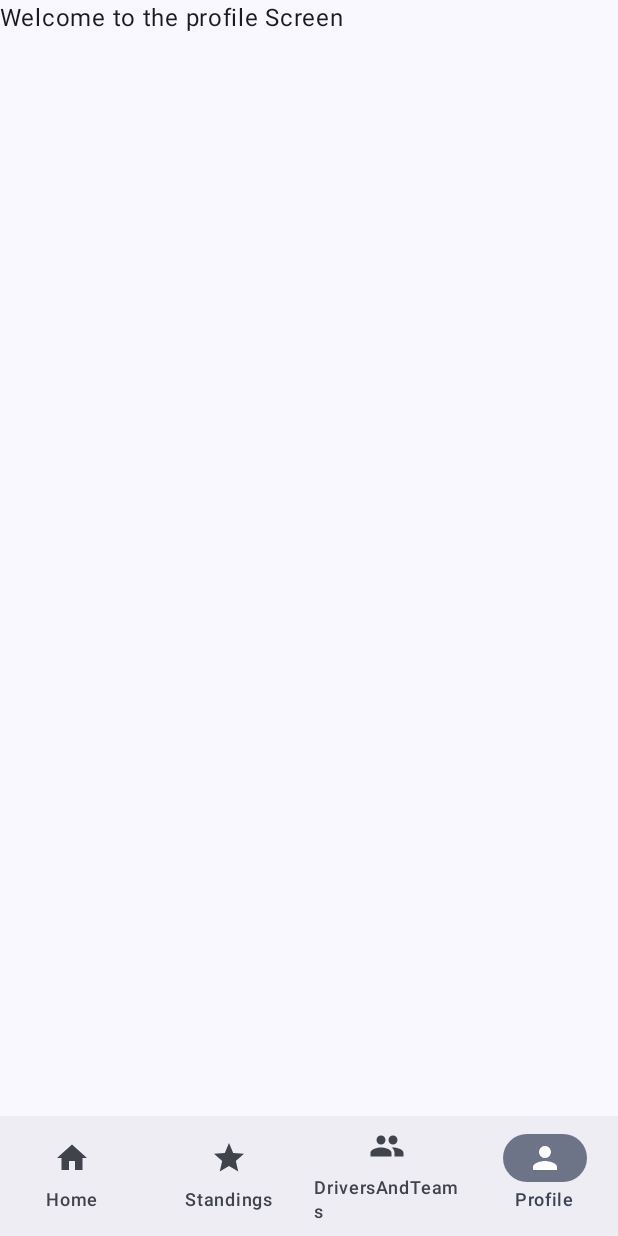
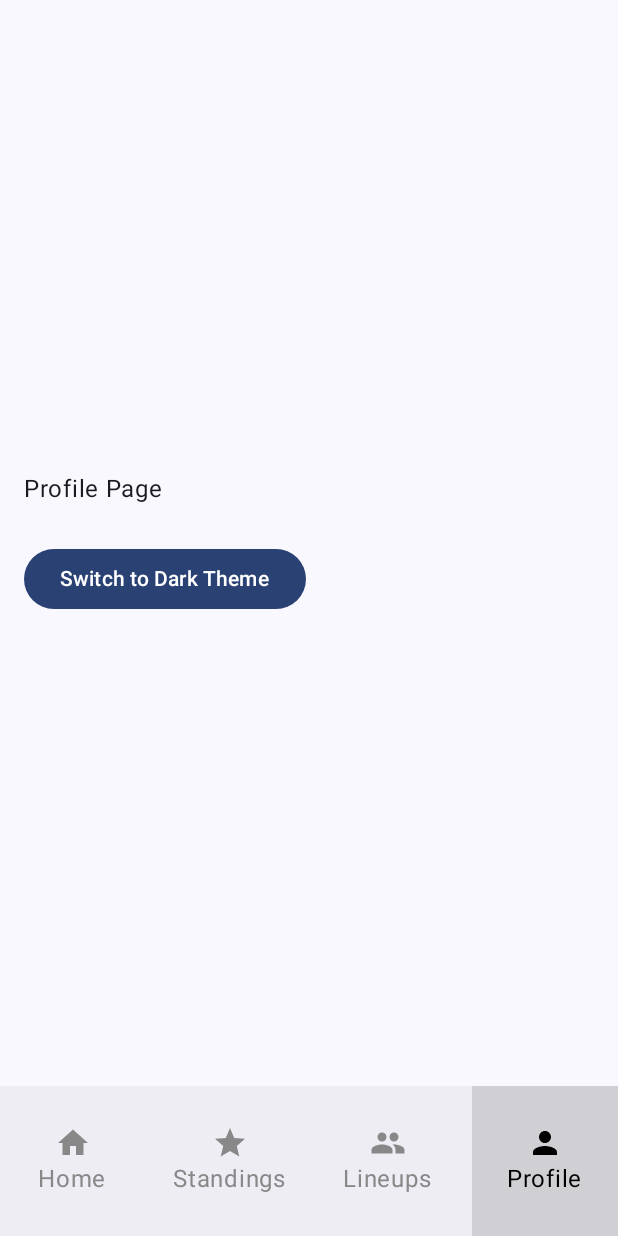
Before and after one commit to D14m0nDS/F1MobileApp, an Android app built with Jetpack Compose: the ProfileScreen screen opened through its navigation route, on a phone screen of 412 x 824 dp. Run offline under Robolectric (Android 15) with nearby library versions, the phone set to English and light mode, and no system bars.

```diff
--- a/app/build.gradle.kts
+++ b/app/build.gradle.kts
@@ -59,7 +59,6 @@ dependencies {
     implementation(libs.androidx.activity.compose)
     implementation(platform(libs.androidx.compose.bom))
     implementation(libs.androidx.material.icons.extended)
-
     implementation(libs.androidx.ui)
     implementation(libs.retrofit)
     implementation(libs.converter.gson)
--- a/app/src/main/java/com/antoan/f1app/MainActivity.kt
+++ b/app/src/main/java/com/antoan/f1app/MainActivity.kt
@@ -7,19 +7,29 @@ import androidx.compose.foundation.layout.fillMaxSize
 import androidx.compose.material3.MaterialTheme
 import androidx.compose.material3.Surface
 import androidx.compose.ui.Modifier
+import androidx.core.view.WindowCompat
+import androidx.lifecycle.viewmodel.compose.viewModel
 import com.antoan.f1app.navigation.AppNavigation
 import com.antoan.f1app.ui.theme.F1AppTheme
+import com.antoan.f1app.ui.viewmodels.ThemeViewModel
 
 class MainActivity : ComponentActivity() {
     override fun onCreate(savedInstanceState: Bundle?) {
         super.onCreate(savedInstanceState)
+
+
+        WindowCompat.setDecorFitsSystemWindows(window, false)
+
         setContent {
-            F1AppTheme {
+            val themeViewModel: ThemeViewModel = viewModel()
+            F1AppTheme(
+                darkTheme = themeViewModel.isDarkTheme.value
+            ) {
                 Surface (
                     modifier = Modifier.fillMaxSize(),
                     color = MaterialTheme.colorScheme.background
                 ) {
-                    AppNavigation()
+                    AppNavigation(themeViewModel = themeViewModel)
                 }
             }
         }
--- a/app/src/main/java/com/antoan/f1app/navigation/AppNavigation.kt
+++ b/app/src/main/java/com/antoan/f1app/navigation/AppNavigation.kt
@@ -1,5 +1,7 @@
 package com.antoan.f1app.navigation
 
+import androidx.compose.foundation.layout.Box
+import androidx.compose.foundation.layout.fillMaxSize
 import androidx.compose.foundation.layout.padding
 import androidx.compose.material3.Scaffold
 import androidx.compose.runtime.Composable
@@ -22,13 +24,18 @@ import com.antoan.f1app.ui.screens.StandingsScreen
 import com.antoan.f1app.ui.viewmodels.ConstructorScreenViewModel
 import com.antoan.f1app.ui.viewmodels.DriverScreenViewModel
 import com.antoan.f1app.ui.viewmodels.LoginViewModel
+import com.antoan.f1app.ui.viewmodels.ThemeViewModel
 
-
+// App navigation through all screens
 @Composable
 fun AppNavigation(
     modifier: Modifier = Modifier,
     navController: NavHostController = rememberNavController(),
+    themeViewModel: ThemeViewModel,
     loginViewModel: LoginViewModel = viewModel(factory = LoginViewModel.Factory),
+) {
+    Box(
+        modifier = Modifier.fillMaxSize()
     ) {
         val isLoggedIn = loginViewModel.isLoggedIn()
         val startDestination = if (isLoggedIn) Destinations.Home.route else Destinations.Login.route
@@ -43,6 +50,7 @@ fun AppNavigation(
                 startDestination = startDestination,
                 modifier = modifier.padding(paddingValues)
             ) {
+                // Login screen
                 composable(route = Destinations.Login.route) {
                     LoginScreen(onLoginSuccess = {
                         navController.navigate(Destinations.Home.route) {
@@ -50,7 +58,11 @@ fun AppNavigation(
                         }
                     })
                 }
+
+                // Home Screen
                 composable(route = Destinations.Home.route) { HomeScreen() }
+
+                // Drivers and constructors list
                 composable(route = BottomNavDestinations.DriversAndTeams.route) {
                     DriversAndTeamsScreen(onNavigateToDrivers = {
                         navController.navigate(Destinations.Drivers.route)
@@ -58,19 +70,35 @@ fun AppNavigation(
                         navController.navigate(Destinations.Constructors.route)
                     })
                 }
+
+                // Current standings in the season
                 composable(route = Destinations.Standings.route) { StandingsScreen() }
+
+                // Driver info
                 composable(route = Destinations.Driver.route) { backStackEntry ->
                     val driverId = backStackEntry.arguments?.getString("id") ?: "Null"
                     val viewModel: DriverScreenViewModel = viewModel()
                     DriverScreen(viewModel = viewModel,driverId = driverId)
                 }
+
+                // Constructor info
                 composable(route = Destinations.Constructor.route) { backStackEntry ->
                     val constructorId = backStackEntry.arguments?.getString("id") ?: "Null"
                     val viewModel: ConstructorScreenViewModel = viewModel()
                     ConstructorScreen(viewModel = viewModel,constructorId = constructorId)
                 }
-            composable(route = Destinations.Profile.route) { ProfileScreen()}
+
+                // User profile
+                composable(route = BottomNavDestinations.Profile.route) { ProfileScreen(themeViewModel)}
+
+                // All drivers list, redirected from DriversAndTeamsScreen()
+                composable(route = Destinations.Drivers.route) { AllDriversScreen() }
+
+                // All constructors list, redirected from DriversAndTeamsScreen()
+                composable(route = Destinations.Constructors.route) { AllConstructorsScreen() }
             }
 
         }
     }
+
+}
--- a/app/src/main/java/com/antoan/f1app/navigation/BottomNavDestinations.kt
+++ b/app/src/main/java/com/antoan/f1app/navigation/BottomNavDestinations.kt
@@ -10,6 +10,6 @@ import androidx.compose.material.icons.filled.Group
 enum class BottomNavDestinations(val route: String, val label: String, val icon: ImageVector) {
     Home("home", "Home", Icons.Default.Home),
     Standings("standings", "Standings", Icons.Default.Star),
-    DriversAndTeams("drivers_and_teams", "Teams", Icons.Default.Group),
+    DriversAndTeams("drivers_and_teams", "Lineups", Icons.Default.Group),
     Profile("profile", "Profile", Icons.Default.Person)
 }
--- a/app/src/main/java/com/antoan/f1app/navigation/Destinations.kt
+++ b/app/src/main/java/com/antoan/f1app/navigation/Destinations.kt
@@ -7,6 +7,5 @@ enum class Destinations(val route: String){
     Drivers("drivers"),
     Driver("drivers/{id}"),
     Constructors("constructors"),
-    Constructor("constructors/{id}"),
-    Profile("profile")
+    Constructor("constructors/{id}")
 }
--- a/app/src/main/java/com/antoan/f1app/ui/components/BottomNavBar.kt
+++ b/app/src/main/java/com/antoan/f1app/ui/components/BottomNavBar.kt
@@ -1,5 +1,13 @@
 package com.antoan.f1app.ui.components
 
+import androidx.compose.foundation.background
+import androidx.compose.foundation.clickable
+import androidx.compose.foundation.layout.Box
+import androidx.compose.foundation.layout.Column
+import androidx.compose.foundation.layout.fillMaxHeight
+import androidx.compose.foundation.layout.fillMaxSize
+import androidx.compose.foundation.layout.fillMaxWidth
+import androidx.compose.foundation.layout.height
 import androidx.compose.material3.Icon
 import androidx.compose.material3.Text
 import androidx.compose.runtime.Composable
@@ -9,6 +17,10 @@ import androidx.navigation.compose.currentBackStackEntryAsState
 import com.antoan.f1app.navigation.BottomNavDestinations
 import androidx.compose.material3.NavigationBar
 import androidx.compose.material3.NavigationBarItem
+import androidx.compose.ui.Alignment
+import androidx.compose.ui.Modifier
+import androidx.compose.ui.graphics.Color
+import androidx.compose.ui.unit.dp
 
 @Composable
 fun BottomNavBar(navController: NavController) {
@@ -19,16 +31,23 @@ fun BottomNavBar(navController: NavController) {
         BottomNavDestinations.Profile
     )
 
-    NavigationBar {
+    NavigationBar(
+        modifier = Modifier
+            .height(100.dp)
+            .fillMaxWidth()
+    ) {
         val navBackStackEntry by navController.currentBackStackEntryAsState()
         val currentRoute = navBackStackEntry?.destination?.route
 
         items.forEach { destination ->
-            NavigationBarItem (
-                icon = { Icon(imageVector = destination.icon, contentDescription = destination.name) },
-                label = { Text(destination.name) },
-                selected = currentRoute == destination.route,
-                onClick = {
+            Box(
+                modifier = Modifier
+                    .weight(1f)
+                    .fillMaxHeight()
+                    .background(
+                        if (currentRoute == destination.route) Color.Gray.copy(alpha = 0.3f) else Color.Transparent
+                    )
+                    .clickable(onClick = {
                         if (currentRoute != destination.route) {
                             navController.navigate(destination.route) {
                                 popUpTo(navController.graph.startDestinationId) { saveState = true }
@@ -36,8 +55,21 @@ fun BottomNavBar(navController: NavController) {
                                 restoreState = true
                             }
                         }
-                }
+                    }),
+                contentAlignment = Alignment.Center
+            ) {
+                Column(horizontalAlignment = Alignment.CenterHorizontally) {
+                    Icon(
+                        imageVector = destination.icon,
+                        contentDescription = destination.name,
+                        tint = if (currentRoute == destination.route) Color.Black else Color.Gray
+                    )
+                    Text(
+                        text = destination.label,
+                        color = if (currentRoute == destination.route) Color.Black else Color.Gray
                     )
                 }
             }
         }
+    }
+}
--- a/app/src/main/java/com/antoan/f1app/ui/screens/ProfileScreen.kt
+++ b/app/src/main/java/com/antoan/f1app/ui/screens/ProfileScreen.kt
@@ -1,9 +1,24 @@
 package com.antoan.f1app.ui.screens
 
+import androidx.compose.foundation.layout.*
+import androidx.compose.material3.Button
 import androidx.compose.material3.Text
 import androidx.compose.runtime.Composable
+import androidx.compose.ui.Modifier
+import androidx.compose.ui.unit.dp
+import com.antoan.f1app.ui.viewmodels.ThemeViewModel
 
 @Composable
-fun ProfileScreen() {
-    Text("Welcome to the profile Screen")
+fun ProfileScreen(themeViewModel: ThemeViewModel) {
+    Column(
+        modifier = Modifier
+            .fillMaxSize()
+            .padding(16.dp),
+        verticalArrangement = Arrangement.Center
+    ) {
+        Text("Profile Page", modifier = Modifier.padding(bottom = 24.dp))
+        Button(onClick = { themeViewModel.toggleTheme() }) {
+            Text(text = if (themeViewModel.isDarkTheme.value) "Switch to Light Theme" else "Switch to Dark Theme")
+        }
+    }
 }
--- a/app/src/main/java/com/antoan/f1app/ui/theme/Theme.kt
+++ b/app/src/main/java/com/antoan/f1app/ui/theme/Theme.kt
@@ -254,10 +254,9 @@ val unspecified_scheme = ColorFamily(
     Color.Unspecified, Color.Unspecified, Color.Unspecified, Color.Unspecified
 )
 
-@Composable
+    @Composable
 fun F1AppTheme(
     darkTheme: Boolean = isSystemInDarkTheme(),
-    // Dynamic color is available on Android 12+
     dynamicColor: Boolean = true,
     content: @Composable() () -> Unit
 ) {
--- /dev/null
+++ b/app/src/main/java/com/antoan/f1app/ui/viewmodels/ThemeViewModel.kt
@@ -0,0 +1,13 @@
+package com.antoan.f1app.ui.viewmodels
+
+import androidx.compose.runtime.mutableStateOf
+import androidx.lifecycle.ViewModel
+
+// View model to track the selected theme from user
+class ThemeViewModel : ViewModel() {
+    val isDarkTheme = mutableStateOf(false)
+
+    fun toggleTheme() {
+        isDarkTheme.value = !isDarkTheme.value
+    }
+}
--- a/app/src/main/res/values/themes.xml
+++ b/app/src/main/res/values/themes.xml
@@ -1,5 +1,8 @@
 <?xml version="1.0" encoding="utf-8"?>
 <resources>
 
-    <style name="Theme.F1App" parent="android:Theme.Material.Light.NoActionBar" />
+    <style name="Theme.F1App" parent="android:Theme.Material.Light.NoActionBar">
+        <item name="android:statusBarColor">@android:color/transparent</item>
+        <item name="android:navigationBarColor">@android:color/black</item>
+    </style>
 </resources>
--- a/gradle/libs.versions.toml
+++ b/gradle/libs.versions.toml
@@ -13,6 +13,7 @@ materialIconsExtended = "<latest_version>"
 navigationCompose = "2.8.1"
 retrofit = "2.9.0"
 okhttp = "4.10.0"
+androidx-material3 = "<latest_version>"
 
 [libraries]
 androidx-core-ktx = { group = "androidx.core", name = "core-ktx", version.ref = "coreKtx" }
@@ -29,7 +30,7 @@ androidx-ui-tooling = { group = "androidx.compose.ui", name = "ui-tooling" }
 androidx-ui-tooling-preview = { group = "androidx.compose.ui", name = "ui-tooling-preview" }
 androidx-ui-test-manifest = { group = "androidx.compose.ui", name = "ui-test-manifest" }
 androidx-ui-test-junit4 = { group = "androidx.compose.ui", name = "ui-test-junit4" }
-androidx-material3 = { group = "androidx.compose.material3", name = "material3" }
+androidx-material3 = { group = "androidx.compose.material3", name = "material3", version.ref = "androidx-material3" }
 androidx-navigation-compose = { group = "androidx.navigation", name = "navigation-compose", version.ref = "navigationCompose" }
 retrofit = { module = "com.squareup.retrofit2:retrofit", version.ref = "retrofit" }
 converter-gson = { module = "com.squareup.retrofit2:converter-gson", version.ref = "retrofit" }
```
Also changed, not shown: app/src/main/java/com/antoan/f1app/ui/screens/DriversAndTeamsScreen.kt (+78 -6 lines), app/src/main/res/drawable/drivers_button_background.png (added), 1 other file. Lines whose indentation alone changed are shown as unchanged.
